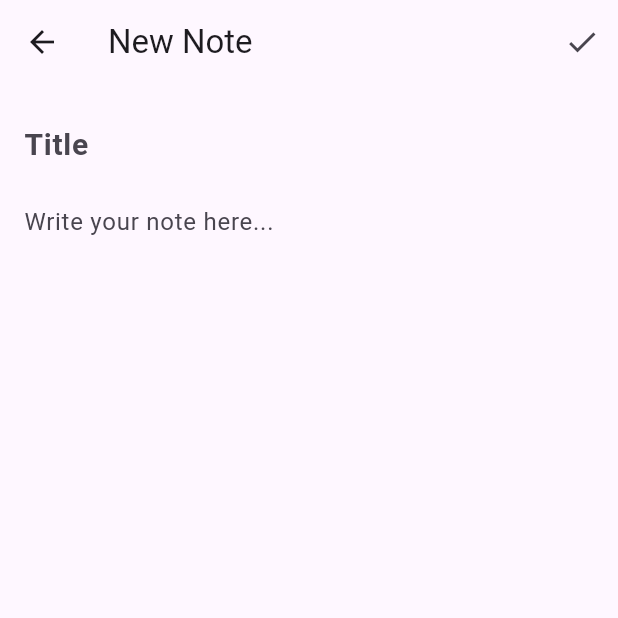
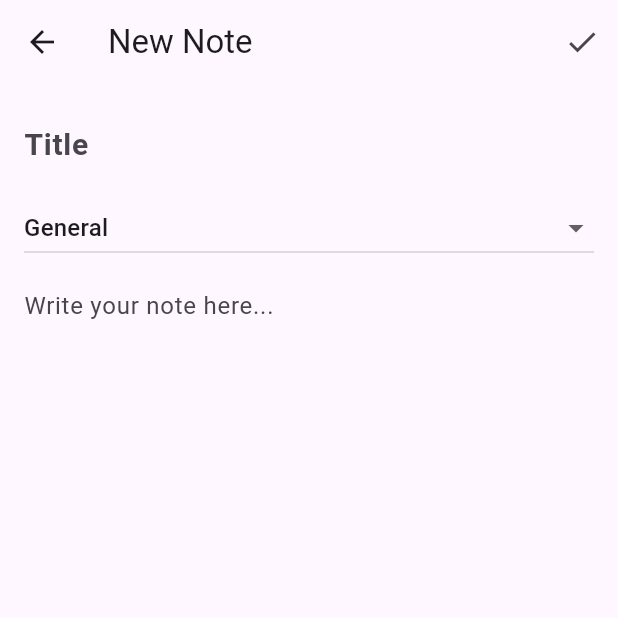
Before and after one commit to ahassan94/memowave, a Flutter app: the screen it shows after launch, after a tap on the "add" icon, on a phone screen of 412 x 824 dp, the top half of it. Run offline on Flutter 3.47's test engine with Material 3 defaults, Android fonts, the phone set to English and light mode, and no system bars; our stand-ins replace sqflite; accounts and stored records are empty.

Commit message:
Add Categories to Notes

```diff
--- a/lib/models/note.dart
+++ b/lib/models/note.dart
@@ -4,6 +4,7 @@ class Note {
   final String id;
   String title;
   String body;
+  String category;
   DateTime createdAt;
   DateTime updatedAt;
 
@@ -11,6 +12,7 @@ class Note {
     String? id,
     required this.title,
     required this.body,
+    this.category = 'General',
     DateTime? createdAt,
     DateTime? updatedAt,
   })  : id = id ?? const Uuid().v4(),
@@ -22,6 +24,7 @@ class Note {
       'id': id,
       'title': title,
       'body': body,
+      'category': category,
       'created_at': createdAt.millisecondsSinceEpoch,
       'updated_at': updatedAt.millisecondsSinceEpoch,
     };
@@ -32,16 +35,18 @@ class Note {
       id: map['id'] as String,
       title: map['title'] as String,
       body: map['body'] as String,
+      category: (map['category'] as String?) ?? 'General',
       createdAt: DateTime.fromMillisecondsSinceEpoch(map['created_at'] as int),
       updatedAt: DateTime.fromMillisecondsSinceEpoch(map['updated_at'] as int),
     );
   }
 
-  Note copyWith({String? title, String? body}) {
+  Note copyWith({String? title, String? body, String? category}) {
     return Note(
       id: id,
       title: title ?? this.title,
       body: body ?? this.body,
+      category: category ?? this.category,
       createdAt: createdAt,
       updatedAt: DateTime.now(),
     );
--- a/lib/screens/edit_note_screen.dart
+++ b/lib/screens/edit_note_screen.dart
@@ -15,12 +15,16 @@ class EditNoteScreen extends StatefulWidget {
 class _EditNoteScreenState extends State<EditNoteScreen> {
   late TextEditingController _title;
   late TextEditingController _body;
+  late String _category;
+
+  static const _categories = ['General', 'Work', 'Personal', 'Ideas', 'To-do'];
 
   @override
   void initState() {
     super.initState();
     _title = TextEditingController(text: widget.note?.title ?? '');
     _body = TextEditingController(text: widget.note?.body ?? '');
+    _category = widget.note?.category ?? 'General';
   }
 
   @override
@@ -39,9 +43,13 @@ class _EditNoteScreenState extends State<EditNoteScreen> {
     }
     final provider = context.read<NotesProvider>();
     if (widget.note == null) {
-      provider.add(Note(title: title, body: body));
+      provider.add(Note(title: title, body: body, category: _category));
     } else {
-      provider.update(widget.note!.copyWith(title: title, body: body));
+      provider.update(widget.note!.copyWith(
+        title: title,
+        body: body,
+        category: _category,
+      ));
     }
     Navigator.pop(context);
   }
@@ -62,8 +70,20 @@ class _EditNoteScreenState extends State<EditNoteScreen> {
           children: [
             TextField(
               controller: _title,
-              decoration: const InputDecoration(hintText: 'Title', border: InputBorder.none),
+              decoration: const InputDecoration(
+                hintText: 'Title',
+                border: InputBorder.none,
+              ),
               style: const TextStyle(fontSize: 20, fontWeight: FontWeight.w600),
+            ),
+            const SizedBox(height: 8),
+            DropdownButton<String>(
+              value: _category,
+              isExpanded: true,
+              items: _categories
+                  .map((c) => DropdownMenuItem(value: c, child: Text(c)))
+                  .toList(),
+              onChanged: (v) => setState(() => _category = v ?? 'General'),
             ),
             const SizedBox(height: 8),
             Expanded(
--- a/lib/services/notes_provider.dart
+++ b/lib/services/notes_provider.dart
@@ -8,17 +8,37 @@ class NotesProvider extends ChangeNotifier {
   NotesProvider({DatabaseService? db}) : _db = db ?? DatabaseService.instance;
 
   List<Note> _notes = [];
+  String _query = '';
+  String? _categoryFilter;
   bool _loading = false;
 
   List<Note> get notes => _notes;
+  String get query => _query;
+  String? get categoryFilter => _categoryFilter;
   bool get loading => _loading;
 
   Future<void> load() async {
     _loading = true;
     notifyListeners();
-    _notes = await _db.getAll();
+    if (_query.isNotEmpty) {
+      _notes = await _db.search(_query);
+    } else if (_categoryFilter != null) {
+      _notes = await _db.byCategory(_categoryFilter!);
+    } else {
+      _notes = await _db.getAll();
+    }
     _loading = false;
     notifyListeners();
+  }
+
+  Future<void> setQuery(String q) async {
+    _query = q;
+    await load();
+  }
+
+  Future<void> setCategory(String? c) async {
+    _categoryFilter = c;
+    await load();
   }
 
   Future<void> add(Note n) async {
--- a/lib/widgets/note_tile.dart
+++ b/lib/widgets/note_tile.dart
@@ -18,7 +18,11 @@ class NoteTile extends StatelessWidget {
         maxLines: 1,
         overflow: TextOverflow.ellipsis,
       ),
-      subtitle: Text(preview, maxLines: 2, overflow: TextOverflow.ellipsis),
+      subtitle: Text(
+        '[${note.category}] $preview',
+        maxLines: 2,
+        overflow: TextOverflow.ellipsis,
+      ),
       trailing: Text(date, style: const TextStyle(fontSize: 11, color: Colors.grey)),
       onTap: onTap,
     );
```
